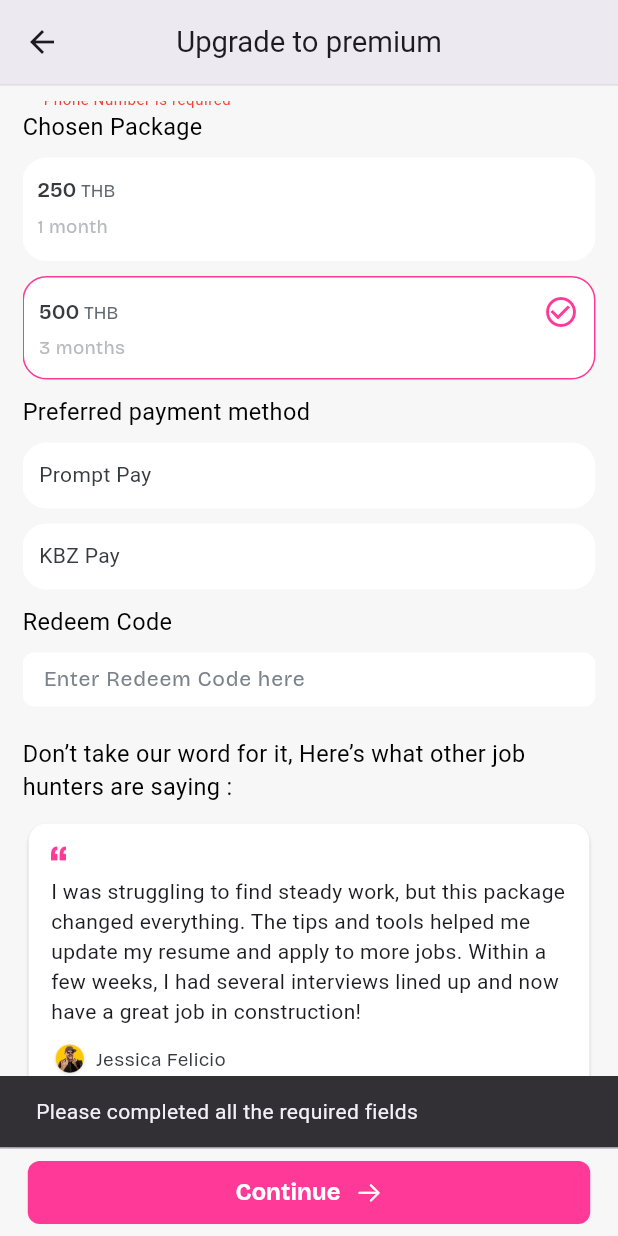
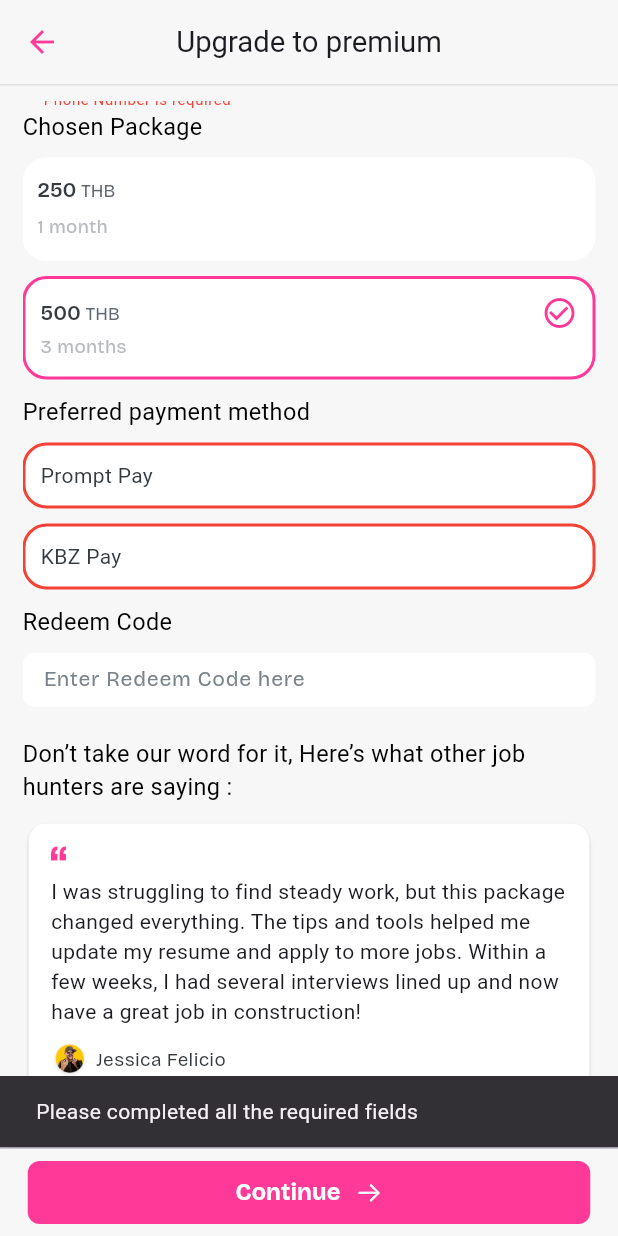
Before and after one commit to SabaiJob/Sabai, a Flutter app: the Payment screen opened directly with empty values, scrolled down 166 dp, after a tap on "Continue", on a phone screen of 412 x 824 dp. Run offline on Flutter 3.47's test engine with Material 3 defaults, Android fonts, the phone set to English and light mode, and no system bars; our stand-ins replace avatar_glow, carousel_slider, dropdown_button2, google_fonts, pin_code_fields, smooth_page_indicator and 1 more; Roboto replaces fonts that are missing (Bricolage-M); project files that could hold a hidden picture were left out.

Commit message:
finishing payment page

```diff
--- a/lib/screens/payment.dart
+++ b/lib/screens/payment.dart
@@ -6,12 +6,12 @@ import 'package:sabai_app/constants.dart';
 import 'package:sabai_app/services/language_provider.dart';
 
 class Payment extends StatefulWidget {
-  const Payment({
+  Payment({
     required this.plan,
     super.key,
   });
 
-  final int plan;
+  late int plan;
 
   @override
   State<Payment> createState() => _PaymentState();
@@ -28,6 +28,8 @@ class _PaymentState extends State<Payment> {
 
   late bool isPrompt = false;
   late bool isKBZ = false;
+
+  late Color color = Colors.transparent;
 
   @override
   Widget build(BuildContext context) {
@@ -49,6 +51,10 @@ class _PaymentState extends State<Payment> {
             color: Colors.grey.shade300,
           ),
         ),
+        iconTheme: const IconThemeData(
+          color: primaryPinkColor,
+        ),
+        surfaceTintColor: Colors.transparent,
       ),
       body: Padding(
         padding: const EdgeInsets.symmetric(horizontal: 15.0, vertical: 10),
@@ -105,6 +111,12 @@ class _PaymentState extends State<Payment> {
                 ),
                 Padding(
                   padding: const EdgeInsets.symmetric(vertical: 10),
+                  child: GestureDetector(
+                    onTap: () {
+                      setState(() {
+                        widget.plan = 1;
+                      });
+                    },
                     child: Container(
                       width: double.infinity,
                       height: 69,
@@ -114,6 +126,7 @@ class _PaymentState extends State<Payment> {
                               color: Colors.white,
                               border: Border.all(
                                 color: primaryPinkColor,
+                                width: 2,
                               ),
                             )
                           : BoxDecoration(
@@ -169,8 +182,15 @@ class _PaymentState extends State<Payment> {
                       ),
                     ),
                   ),
+                ),
                 Padding(
                   padding: const EdgeInsets.only(bottom: 10),
+                  child: GestureDetector(
+                    onTap: () {
+                      setState(() {
+                        widget.plan = 0;
+                      });
+                    },
                     child: Container(
                       width: double.infinity,
                       height: 69,
@@ -180,6 +200,7 @@ class _PaymentState extends State<Payment> {
                               color: Colors.white,
                               border: Border.all(
                                 color: primaryPinkColor,
+                                width: 2,
                               ),
                             )
                           : BoxDecoration(
@@ -235,6 +256,7 @@ class _PaymentState extends State<Payment> {
                       ),
                     ),
                   ),
+                ),
                 const Text(
                   'Preferred payment method',
                   style: labelStyleEng,
@@ -256,9 +278,8 @@ class _PaymentState extends State<Payment> {
                           color: Colors.white,
                           borderRadius: BorderRadius.circular(16),
                           border: Border.all(
-                            color: isPrompt == false
-                                ? Colors.transparent
-                                : primaryPinkColor,
+                            color: isPrompt == false ? color : primaryPinkColor,
+                            width: 2,
                           )),
                       child: const Padding(
                         padding: EdgeInsets.only(left: 10.0),
@@ -291,9 +312,8 @@ class _PaymentState extends State<Payment> {
                         color: Colors.white,
                         borderRadius: BorderRadius.circular(16),
                         border: Border.all(
-                          color: isKBZ == false
-                              ? Colors.transparent
-                              : primaryPinkColor,
+                          color: isKBZ == false ? color : primaryPinkColor,
+                          width: 2,
                         ),
                       ),
                       child: const Padding(
@@ -481,7 +501,11 @@ class _PaymentState extends State<Payment> {
               ),
               child: TextButton(
                 onPressed: () {
-                  setState(() {});
+                  setState(() {
+                    if (isKBZ == false && isPrompt == false) {
+                      color = Colors.red;
+                    }
+                  });
 
                   if (_formKey.currentState!.validate()) {
                   } else {
```
Lines whose indentation alone changed are shown as unchanged.
